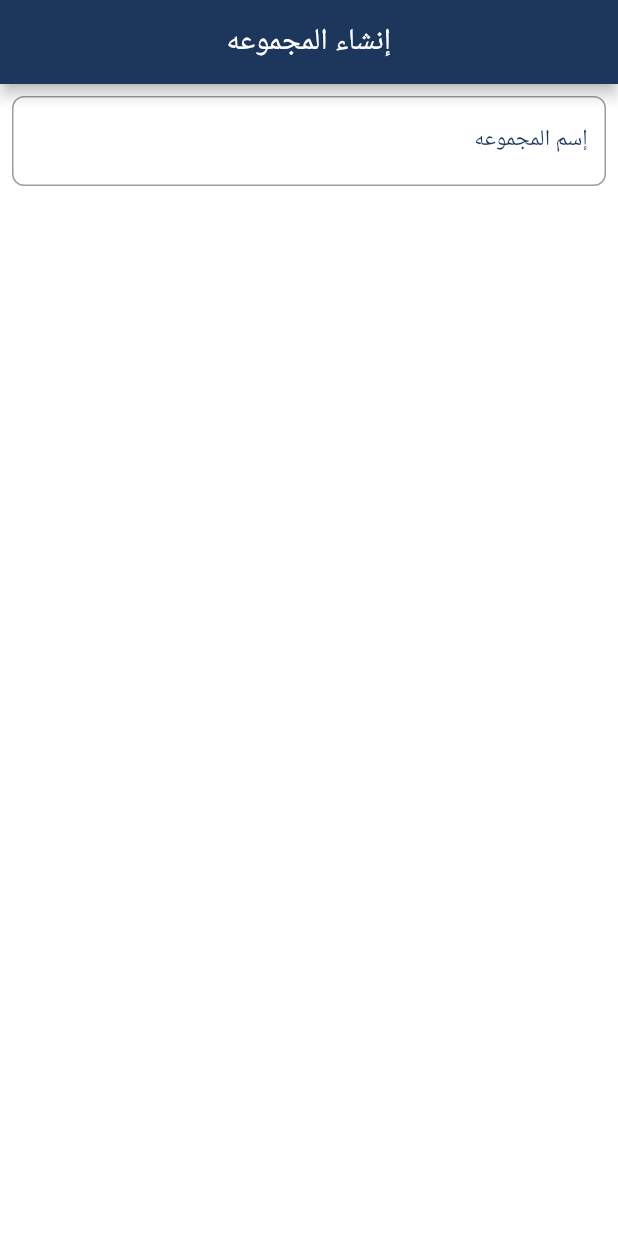
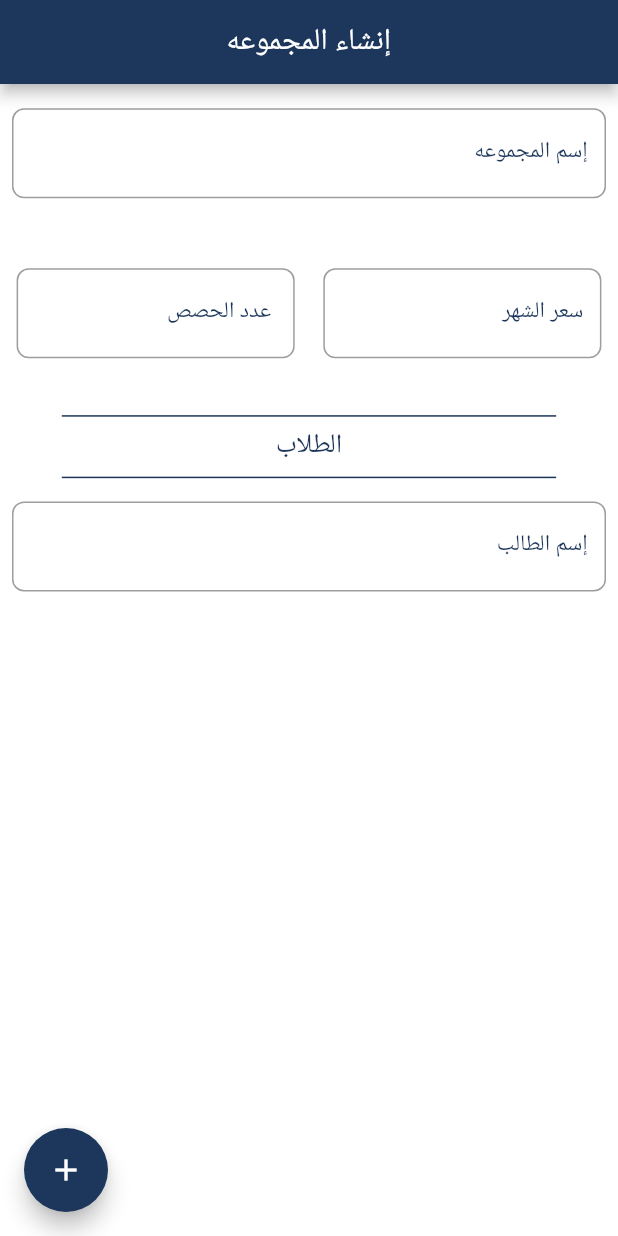
Before and after one commit to Osama-creator/bio, a Flutter app: the CreateGroupView screen opened by its route, on a phone screen of 412 x 824 dp. Run offline on Flutter 3.47's test engine with Material 2 defaults, Android fonts, the phone set to English and light mode, and no system bars; our stand-ins replace firebase_core, get, google_fonts; accounts and stored records are empty; Roboto replaces fonts that are missing (Cairo).

Commit message:
create g ui

```diff
--- a/lib/app/modules/create_group/controllers/create_group_controller.dart
+++ b/lib/app/modules/create_group/controllers/create_group_controller.dart
@@ -3,4 +3,7 @@ import 'package:get/get.dart';
 
 class CreateGroupController extends GetxController {
   TextEditingController groubNameController = TextEditingController();
+  TextEditingController studentNameController = TextEditingController();
+  TextEditingController groubPriceController = TextEditingController();
+  TextEditingController groubSemenarsController = TextEditingController();
 }
--- a/lib/app/modules/create_group/views/create_group_view.dart
+++ b/lib/app/modules/create_group/views/create_group_view.dart
@@ -3,6 +3,7 @@ import 'package:flutter/material.dart';
 
 import 'package:get/get.dart';
 
+import '../../../../config/utils/colors.dart';
 import '../controllers/create_group_controller.dart';
 
 class CreateGroupView extends GetView<CreateGroupController> {
@@ -19,15 +20,72 @@ class CreateGroupView extends GetView<CreateGroupController> {
           init: CreateGroupController(),
           builder: (_) {
             return Column(
+              crossAxisAlignment: CrossAxisAlignment.stretch,
               children: [
+                SizedBox(
+                  height: context.height * 0.01,
+                ),
                 MyTextFeild(
+                  width: context.width * 0.8,
                   controller: _.groubNameController,
                   hintText: 'أدخل إسم المجموعه',
                   labelText: "إسم المجموعه",
                 ),
+                SizedBox(
+                  height: context.height * 0.01,
+                ),
+                Row(
+                  mainAxisAlignment: MainAxisAlignment.spaceEvenly,
+                  children: [
+                    MyTextFeild(
+                      width: context.width * 0.45,
+                      controller: _.groubPriceController,
+                      hintText: 'أدخل سعر الشهر ',
+                      labelText: 'سعر الشهر ',
+                    ),
+                    MyTextFeild(
+                      width: context.width * 0.45,
+                      controller: _.groubSemenarsController,
+                      hintText: 'أدخل عدد الحصص',
+                      labelText: ' عدد الحصص',
+                    ),
+                  ],
+                ),
+                Padding(
+                  padding:
+                      EdgeInsets.symmetric(horizontal: context.width * 0.1),
+                  child: const Divider(
+                    thickness: 1,
+                  ),
+                ),
+                Center(
+                  child: Text(
+                    "الطلاب",
+                    style: context.textTheme.bodyText2!
+                        .copyWith(color: AppColors.primary, fontSize: 18),
+                  ),
+                ),
+                Padding(
+                  padding:
+                      EdgeInsets.symmetric(horizontal: context.width * 0.1),
+                  child: const Divider(
+                    thickness: 1,
+                  ),
+                ),
+                MyTextFeild(
+                  width: context.width * 0.8,
+                  controller: _.groubNameController,
+                  hintText: 'أدخل إسم الطالب',
+                  labelText: "إسم الطالب",
+                ),
               ],
             );
           }),
+      floatingActionButton: FloatingActionButton(
+        onPressed: () {},
+        backgroundColor: AppColors.primary,
+        child: const Icon(Icons.add),
+      ),
     );
   }
 }
--- a/lib/app/views/text_field.dart
+++ b/lib/app/views/text_field.dart
@@ -6,17 +6,22 @@ class MyTextFeild extends StatelessWidget {
   final TextEditingController controller;
   final String hintText;
   final String labelText;
-  const MyTextFeild({
-    Key? key,
+  final double width;
+  const MyTextFeild(
+      {Key? key,
       required this.controller,
       required this.hintText,
       required this.labelText,
-  }) : super(key: key);
+      this.width = double.infinity})
+      : super(key: key);
 
   @override
   Widget build(BuildContext context) {
     return Padding(
       padding: const EdgeInsets.all(8.0),
+      child: SizedBox(
+        height: context.height * 0.1,
+        width: width,
         child: TextFormField(
           controller: controller,
           cursorColor: AppColors.orange,
@@ -31,7 +36,8 @@ class MyTextFeild extends StatelessWidget {
             labelStyle: context.textTheme.bodyText2!
                 .copyWith(color: AppColors.primary, fontSize: 15),
             focusedBorder: OutlineInputBorder(
-            borderSide: const BorderSide(color: AppColors.primary, width: 1.0),
+              borderSide:
+                  const BorderSide(color: AppColors.primary, width: 1.0),
               borderRadius: BorderRadius.circular(8.0),
             ),
             border: OutlineInputBorder(
@@ -39,6 +45,7 @@ class MyTextFeild extends StatelessWidget {
             ),
           ),
         ),
+      ),
     );
   }
 }
```
Lines whose indentation alone changed are shown as unchanged.
